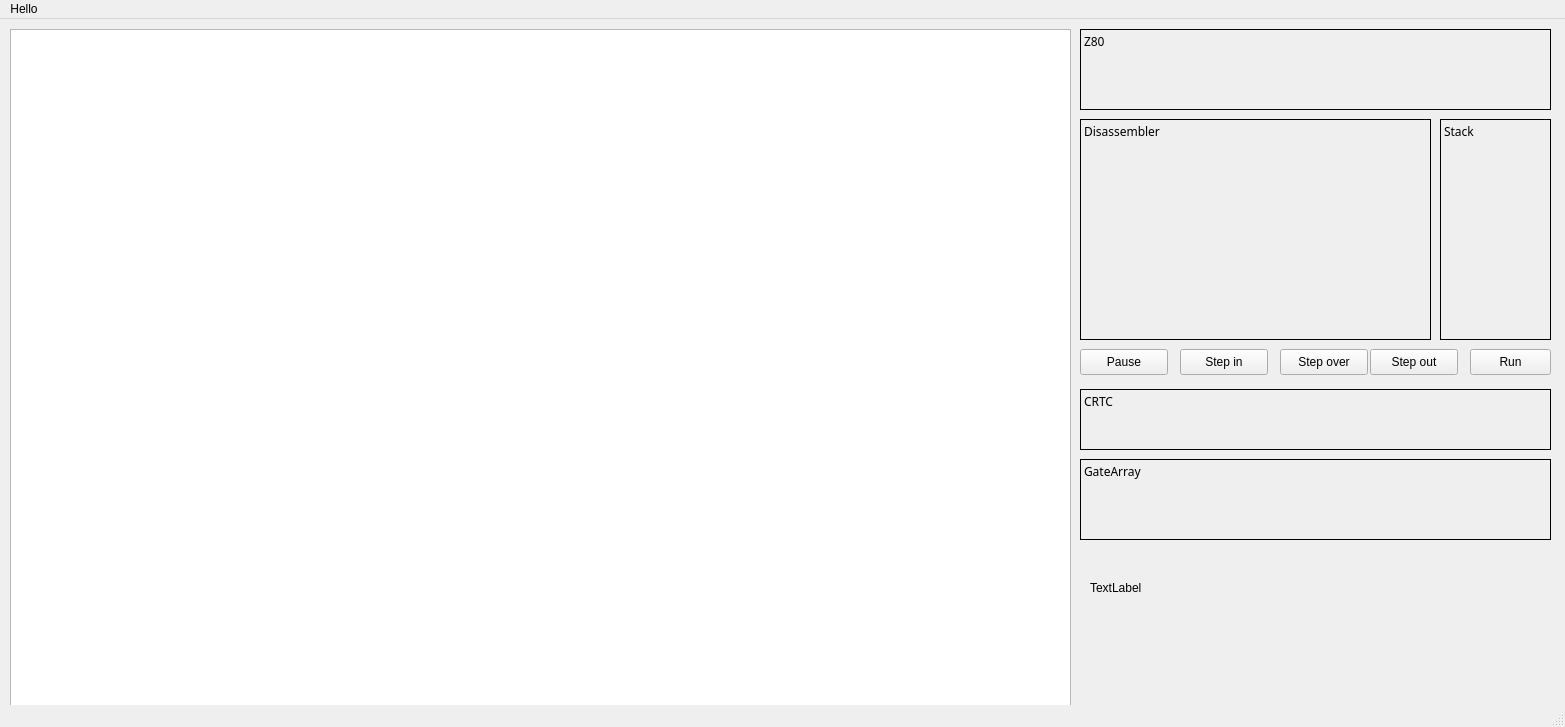
abalore/Cadence, file mainwindow.ui: the form before one commit.
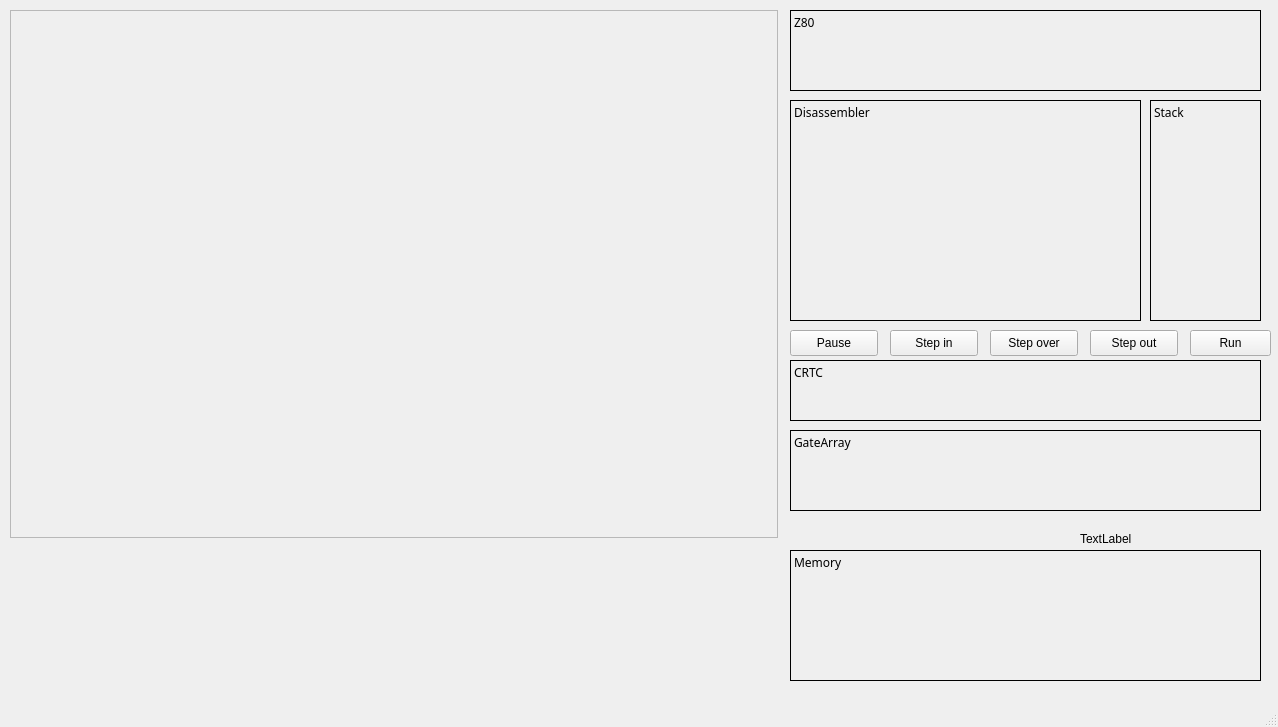
The form after the commit.

```diff
--- a/mainwindow.ui
+++ b/mainwindow.ui
@@ -9,7 +9,7 @@
    <rect>
     <x>0</x>
     <y>0</y>
-    <width>1565</width>
+    <width>1278</width>
     <height>727</height>
    </rect>
   </property>
@@ -27,19 +27,55 @@
   </property>
   <widget class="QWidget" name="centralwidget">
    <widget class="QGraphicsView" name="graphicsView">
+    <property name="enabled">
+     <bool>false</bool>
+    </property>
     <property name="geometry">
      <rect>
       <x>10</x>
       <y>10</y>
-      <width>1061</width>
-      <height>680</height>
+      <width>768</width>
+      <height>528</height>
      </rect>
     </property>
+    <property name="sizePolicy">
+     <sizepolicy hsizetype="Fixed" vsizetype="Fixed">
+      <horstretch>0</horstretch>
+      <verstretch>0</verstretch>
+     </sizepolicy>
+    </property>
+    <property name="focusPolicy">
+     <enum>Qt::NoFocus</enum>
+    </property>
+    <property name="contextMenuPolicy">
+     <enum>Qt::NoContextMenu</enum>
+    </property>
+    <property name="acceptDrops">
+     <bool>false</bool>
+    </property>
+    <property name="lineWidth">
+     <number>0</number>
+    </property>
+    <property name="verticalScrollBarPolicy">
+     <enum>Qt::ScrollBarAlwaysOff</enum>
+    </property>
+    <property name="horizontalScrollBarPolicy">
+     <enum>Qt::ScrollBarAlwaysOff</enum>
+    </property>
+    <property name="sizeAdjustPolicy">
+     <enum>QAbstractScrollArea::AdjustIgnored</enum>
+    </property>
+    <property name="interactive">
+     <bool>false</bool>
+    </property>
+    <property name="optimizationFlags">
+     <set>QGraphicsView::DontAdjustForAntialiasing|QGraphicsView::DontSavePainterState</set>
+    </property>
    </widget>
    <widget class="QPushButton" name="btnStepIn">
     <property name="geometry">
      <rect>
-      <x>1180</x>
+      <x>890</x>
       <y>330</y>
       <width>88</width>
       <height>26</height>
@@ -52,7 +88,7 @@
    <widget class="QLabel" name="lblZ80">
     <property name="geometry">
      <rect>
-      <x>1080</x>
+      <x>790</x>
       <y>10</y>
       <width>471</width>
       <height>81</height>
@@ -79,7 +115,7 @@
    <widget class="QLabel" name="lblStack">
     <property name="geometry">
      <rect>
-      <x>1440</x>
+      <x>1150</x>
       <y>100</y>
       <width>111</width>
       <height>221</height>
@@ -106,7 +142,7 @@
    <widget class="QLabel" name="lblDisassembler">
     <property name="geometry">
      <rect>
-      <x>1080</x>
+      <x>790</x>
       <y>100</y>
       <width>351</width>
       <height>221</height>
@@ -133,7 +169,7 @@
    <widget class="QPushButton" name="btnStepOut">
     <property name="geometry">
      <rect>
-      <x>1370</x>
+      <x>1090</x>
       <y>330</y>
       <width>88</width>
       <height>26</height>
@@ -146,7 +182,7 @@
    <widget class="QPushButton" name="btnStepOver">
     <property name="geometry">
      <rect>
-      <x>1280</x>
+      <x>990</x>
       <y>330</y>
       <width>88</width>
       <height>26</height>
@@ -159,8 +195,8 @@
    <widget class="QLabel" name="lblCRTC">
     <property name="geometry">
      <rect>
-      <x>1080</x>
-      <y>370</y>
+      <x>790</x>
+      <y>360</y>
       <width>471</width>
       <height>61</height>
      </rect>
@@ -186,8 +222,8 @@
    <widget class="QLabel" name="lblGateArray">
     <property name="geometry">
      <rect>
-      <x>1080</x>
-      <y>440</y>
+      <x>790</x>
+      <y>430</y>
       <width>471</width>
       <height>81</height>
      </rect>
@@ -213,7 +249,7 @@
    <widget class="QPushButton" name="btnRun">
     <property name="geometry">
      <rect>
-      <x>1470</x>
+      <x>1190</x>
       <y>330</y>
       <width>81</width>
       <height>26</height>
@@ -226,7 +262,7 @@
    <widget class="QPushButton" name="btnPause">
     <property name="geometry">
      <rect>
-      <x>1080</x>
+      <x>790</x>
       <y>330</y>
       <width>88</width>
       <height>26</height>
@@ -239,8 +275,8 @@
    <widget class="QLabel" name="label">
     <property name="geometry">
      <rect>
-      <x>1090</x>
-      <y>560</y>
+      <x>1080</x>
+      <y>530</y>
       <width>66</width>
       <height>18</height>
      </rect>
@@ -249,22 +285,46 @@
      <string>TextLabel</string>
     </property>
    </widget>
+   <widget class="QLabel" name="lblMem">
+    <property name="geometry">
+     <rect>
+      <x>790</x>
+      <y>550</y>
+      <width>471</width>
+      <height>131</height>
+     </rect>
+    </property>
+    <property name="font">
+     <font>
+      <family>Ubuntu Sans Mono</family>
+     </font>
+    </property>
+    <property name="autoFillBackground">
+     <bool>false</bool>
+    </property>
+    <property name="frameShape">
+     <enum>QFrame::Box</enum>
+    </property>
+    <property name="lineWidth">
+     <number>1</number>
+    </property>
+    <property name="text">
+     <string>Memory</string>
+    </property>
+    <property name="alignment">
+     <set>Qt::AlignLeading|Qt::AlignLeft|Qt::AlignTop</set>
+    </property>
+   </widget>
   </widget>
   <widget class="QMenuBar" name="menubar">
    <property name="geometry">
     <rect>
      <x>0</x>
      <y>0</y>
-     <width>1565</width>
+     <width>1278</width>
      <height>23</height>
     </rect>
    </property>
-   <widget class="QMenu" name="menuHello">
-    <property name="title">
-     <string>Hello</string>
-    </property>
-   </widget>
-   <addaction name="menuHello"/>
   </widget>
   <widget class="QStatusBar" name="statusbar"/>
  </widget>
```
Left out of the diff: 15 changed lines with no effect on the pictures.
